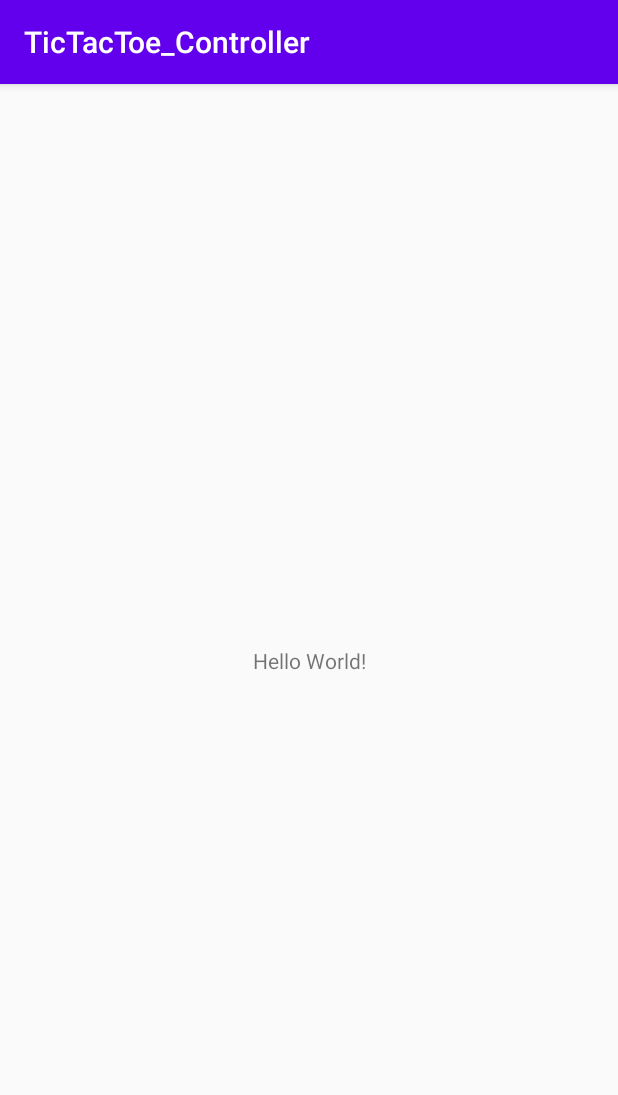
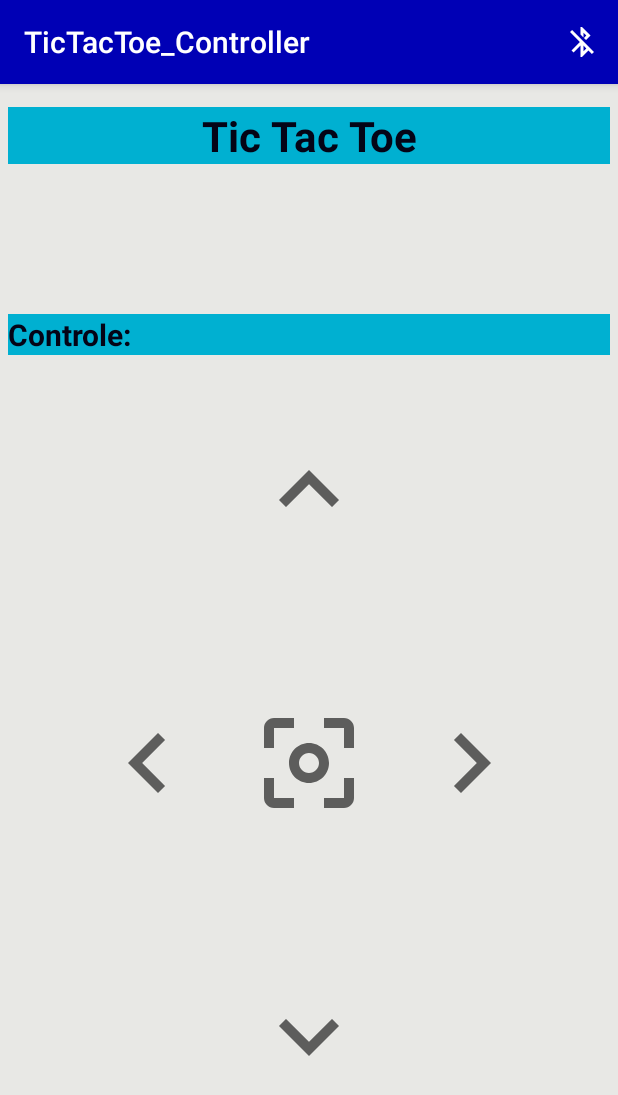
Before and after one commit to jp-turra/mural_interativo_ttc, an Android app: the screen it shows after launch (MainActivity), on a phone screen of 412 x 824 dp. Shown: the top 1095 px of the screen. Run offline under Robolectric (Android 15) with nearby library versions, the phone set to English and light mode, and no system bars.

Commit message:
layout controle

```diff
--- a/Android/app/src/main/java/com/novacasa/tictactoe_controller/MainActivity.java
+++ b/Android/app/src/main/java/com/novacasa/tictactoe_controller/MainActivity.java
@@ -1,14 +1,46 @@
 package com.novacasa.tictactoe_controller;
 
+import androidx.annotation.NonNull;
 import androidx.appcompat.app.AppCompatActivity;
 
 import android.os.Bundle;
+import android.view.Menu;
+import android.view.MenuInflater;
+import android.view.MenuItem;
+import android.widget.ImageView;
+import android.widget.Toast;
+
+import java.util.zip.Inflater;
 
 public class MainActivity extends AppCompatActivity {
+    ImageView buttonUp, buttonDown, buttonRight, buttonLeft, buttonAction;
+
+    @Override
+    public boolean onCreateOptionsMenu(Menu menu) {
+        MenuInflater inflater = getMenuInflater();
+        inflater.inflate(R.menu.menu_inicial, menu);
+        return true;
+    }
+
+    @Override
+    public boolean onOptionsItemSelected(@NonNull MenuItem item) {
+        if (item.getItemId() == R.id.menuItemBluetoothConnect){
+            Toast.makeText(this, "Opção bluetooth em dev.", Toast.LENGTH_SHORT).show();
+        }
+        return super.onOptionsItemSelected(item);
+    }
 
     @Override
     protected void onCreate(Bundle savedInstanceState) {
         super.onCreate(savedInstanceState);
         setContentView(R.layout.activity_main);
+
+        buttonAction  = findViewById(R.id.buttonAction);
+        buttonDown  = findViewById(R.id.buttonDown);
+        buttonLeft  = findViewById(R.id.buttonLeft);
+        buttonRight  = findViewById(R.id.buttonRight);
+        buttonUp  = findViewById(R.id.buttonUp);
+
+
     }
 }
--- /dev/null
+++ b/Android/app/src/main/res/drawable/ic_baseline_arrow_right_alt_24.xml
@@ -0,0 +1,10 @@
+<vector xmlns:android="http://schemas.android.com/apk/res/android"
+    android:width="24dp"
+    android:height="24dp"
+    android:viewportWidth="24"
+    android:viewportHeight="24"
+    android:tint="?attr/colorControlNormal">
+  <path
+      android:fillColor="@android:color/white"
+      android:pathData="M16.01,11H4v2h12.01v3L20,12l-3.99,-4z"/>
+</vector>
--- /dev/null
+++ b/Android/app/src/main/res/drawable/ic_baseline_bluetooth_24.xml
@@ -0,0 +1,10 @@
+<vector xmlns:android="http://schemas.android.com/apk/res/android"
+    android:width="24dp"
+    android:height="24dp"
+    android:viewportWidth="24"
+    android:viewportHeight="24"
+    android:tint="?attr/colorControlNormal">
+  <path
+      android:fillColor="@android:color/white"
+      android:pathData="M17.71,7.71L12,2h-1v7.59L6.41,5 5,6.41 10.59,12 5,17.59 6.41,19 11,14.41L11,22h1l5.71,-5.71 -4.3,-4.29 4.3,-4.29zM13,5.83l1.88,1.88L13,9.59L13,5.83zM14.88,16.29L13,18.17v-3.76l1.88,1.88z"/>
+</vector>
--- /dev/null
+++ b/Android/app/src/main/res/drawable/ic_baseline_bluetooth_connected_24.xml
@@ -0,0 +1,10 @@
+<vector xmlns:android="http://schemas.android.com/apk/res/android"
+    android:width="24dp"
+    android:height="24dp"
+    android:viewportWidth="24"
+    android:viewportHeight="24"
+    android:tint="?attr/colorControlNormal">
+  <path
+      android:fillColor="@android:color/white"
+      android:pathData="M7,12l-2,-2 -2,2 2,2 2,-2zM17.71,7.71L12,2h-1v7.59L6.41,5 5,6.41 10.59,12 5,17.59 6.41,19 11,14.41L11,22h1l5.71,-5.71 -4.3,-4.29 4.3,-4.29zM13,5.83l1.88,1.88L13,9.59L13,5.83zM14.88,16.29L13,18.17v-3.76l1.88,1.88zM19,10l-2,2 2,2 2,-2 -2,-2z"/>
+</vector>
--- /dev/null
+++ b/Android/app/src/main/res/drawable/ic_baseline_bluetooth_disabled_24.xml
@@ -0,0 +1,10 @@
+<vector xmlns:android="http://schemas.android.com/apk/res/android"
+    android:width="24dp"
+    android:height="24dp"
+    android:viewportWidth="24"
+    android:viewportHeight="24"
+    android:tint="?attr/colorControlNormal">
+  <path
+      android:fillColor="@android:color/white"
+      android:pathData="M13,5.83l1.88,1.88 -1.6,1.6 1.41,1.41 3.02,-3.02L12,2h-1v5.03l2,2v-3.2zM5.41,4L4,5.41 10.59,12 5,17.59 6.41,19 11,14.41V22h1l4.29,-4.29 2.3,2.29L20,18.59 5.41,4zM13,18.17v-3.76l1.88,1.88L13,18.17z"/>
+</vector>
--- /dev/null
+++ b/Android/app/src/main/res/drawable/ic_baseline_bluetooth_searching_24.xml
@@ -0,0 +1,10 @@
+<vector xmlns:android="http://schemas.android.com/apk/res/android"
+    android:width="24dp"
+    android:height="24dp"
+    android:viewportWidth="24"
+    android:viewportHeight="24"
+    android:tint="?attr/colorControlNormal">
+  <path
+      android:fillColor="@android:color/white"
+      android:pathData="M14.24,12.01l2.32,2.32c0.28,-0.72 0.44,-1.51 0.44,-2.33 0,-0.82 -0.16,-1.59 -0.43,-2.31l-2.33,2.32zM19.53,6.71l-1.26,1.26c0.63,1.21 0.98,2.57 0.98,4.02s-0.36,2.82 -0.98,4.02l1.2,1.2c0.97,-1.54 1.54,-3.36 1.54,-5.31 -0.01,-1.89 -0.55,-3.67 -1.48,-5.19zM15.71,7.71L10,2L9,2v7.59L4.41,5 3,6.41 8.59,12 3,17.59 4.41,19 9,14.41L9,22h1l5.71,-5.71 -4.3,-4.29 4.3,-4.29zM11,5.83l1.88,1.88L11,9.59L11,5.83zM12.88,16.29L11,18.17v-3.76l1.88,1.88z"/>
+</vector>
--- /dev/null
+++ b/Android/app/src/main/res/drawable/ic_baseline_center_focus_weak_24.xml
@@ -0,0 +1,5 @@
+<vector android:height="80dp" android:tint="?attr/colorControlNormal"
+    android:viewportHeight="24" android:viewportWidth="24"
+    android:width="80dp" xmlns:android="http://schemas.android.com/apk/res/android">
+    <path android:fillColor="@android:color/white" android:pathData="M5,15L3,15v4c0,1.1 0.9,2 2,2h4v-2L5,19v-4zM5,5h4L9,3L5,3c-1.1,0 -2,0.9 -2,2v4h2L5,5zM19,3h-4v2h4v4h2L21,5c0,-1.1 -0.9,-2 -2,-2zM19,19h-4v2h4c1.1,0 2,-0.9 2,-2v-4h-2v4zM12,8c-2.21,0 -4,1.79 -4,4s1.79,4 4,4 4,-1.79 4,-4 -1.79,-4 -4,-4zM12,14c-1.1,0 -2,-0.9 -2,-2s0.9,-2 2,-2 2,0.9 2,2 -0.9,2 -2,2z"/>
+</vector>
--- /dev/null
+++ b/Android/app/src/main/res/drawable/ic_baseline_keyboard_arrow_right_24.xml
@@ -0,0 +1,10 @@
+<vector xmlns:android="http://schemas.android.com/apk/res/android"
+    android:width="24dp"
+    android:height="24dp"
+    android:viewportWidth="24"
+    android:viewportHeight="24"
+    android:tint="?attr/colorControlNormal">
+  <path
+      android:fillColor="@android:color/white"
+      android:pathData="M8.59,16.59L13.17,12 8.59,7.41 10,6l6,6 -6,6 -1.41,-1.41z"/>
+</vector>
--- a/Android/app/src/main/res/layout/activity_main.xml
+++ b/Android/app/src/main/res/layout/activity_main.xml
@@ -4,15 +4,91 @@
     xmlns:tools="http://schemas.android.com/tools"
     android:layout_width="match_parent"
     android:layout_height="match_parent"
+    android:padding="5dp"
     tools:context=".MainActivity">
 
+    <ImageView
+        android:id="@+id/buttonUp"
+        android:layout_width="80dp"
+        android:layout_height="80dp"
+        android:layout_marginTop="50dp"
+        android:rotation="-90"
+        app:layout_constraintEnd_toEndOf="parent"
+        app:layout_constraintHorizontal_bias="0.5"
+        app:layout_constraintStart_toStartOf="parent"
+        app:layout_constraintTop_toBottomOf="@+id/textView2"
+        app:srcCompat="@drawable/ic_baseline_keyboard_arrow_right_24" />
+
+    <ImageView
+        android:id="@+id/buttonDown"
+        android:layout_width="80dp"
+        android:layout_height="80dp"
+        android:layout_marginBottom="40dp"
+        android:rotation="90"
+        app:layout_constraintBottom_toBottomOf="parent"
+        app:layout_constraintEnd_toEndOf="@+id/buttonUp"
+        app:layout_constraintStart_toStartOf="@+id/buttonUp"
+        app:layout_constraintTop_toBottomOf="@+id/buttonUp"
+        app:layout_constraintVertical_bias="0.855"
+        app:srcCompat="@drawable/ic_baseline_keyboard_arrow_right_24" />
+
     <TextView
+        android:id="@+id/textView"
+        android:layout_width="match_parent"
+        android:layout_height="wrap_content"
+        android:layout_marginTop="10dp"
+        android:background="@color/colorAccent"
+        android:gravity="center"
+        android:text="Tic Tac Toe"
+        android:textSize="28sp"
+        android:textStyle="bold"
+        app:layout_constraintEnd_toEndOf="parent"
+        app:layout_constraintHorizontal_bias="0.5"
+        app:layout_constraintStart_toStartOf="parent"
+        app:layout_constraintTop_toTopOf="parent" />
+
+    <TextView
+        android:id="@+id/textView2"
+        android:layout_width="match_parent"
+        android:layout_height="wrap_content"
+        android:layout_marginTop="100dp"
+        android:background="@color/colorAccent"
+        android:text="Controle: "
+        android:textSize="20sp"
+        android:textStyle="bold"
+        app:layout_constraintStart_toStartOf="parent"
+        app:layout_constraintTop_toBottomOf="@+id/textView" />
+
+    <ImageView
+        android:id="@+id/buttonRight"
+        android:layout_width="80dp"
+        android:layout_height="80dp"
+        android:layout_marginEnd="25dp"
+        app:layout_constraintBottom_toTopOf="@+id/buttonDown"
+        app:layout_constraintEnd_toEndOf="parent"
+        app:layout_constraintStart_toEndOf="@+id/buttonUp"
+        app:layout_constraintTop_toBottomOf="@+id/buttonUp"
+        app:srcCompat="@drawable/ic_baseline_keyboard_arrow_right_24" />
+
+    <ImageView
+        android:id="@+id/buttonLeft"
+        android:layout_width="80dp"
+        android:layout_height="80dp"
+        android:layout_marginStart="25dp"
+        android:rotation="180"
+        app:layout_constraintBottom_toBottomOf="@+id/buttonRight"
+        app:layout_constraintEnd_toStartOf="@+id/buttonUp"
+        app:layout_constraintStart_toStartOf="parent"
+        app:layout_constraintTop_toTopOf="@+id/buttonRight"
+        app:srcCompat="@drawable/ic_baseline_keyboard_arrow_right_24" />
+
+    <ImageView
+        android:id="@+id/buttonAction"
         android:layout_width="wrap_content"
         android:layout_height="wrap_content"
-        android:text="Hello World!"
-        app:layout_constraintBottom_toBottomOf="parent"
-        app:layout_constraintLeft_toLeftOf="parent"
-        app:layout_constraintRight_toRightOf="parent"
-        app:layout_constraintTop_toTopOf="parent" />
-
+        app:layout_constraintBottom_toBottomOf="@+id/buttonLeft"
+        app:layout_constraintEnd_toEndOf="@+id/buttonUp"
+        app:layout_constraintStart_toStartOf="@+id/buttonDown"
+        app:layout_constraintTop_toTopOf="@+id/buttonRight"
+        app:srcCompat="@drawable/ic_baseline_center_focus_weak_24" />
 </androidx.constraintlayout.widget.ConstraintLayout>
--- /dev/null
+++ b/Android/app/src/main/res/menu-v26/menu_inicial.xml
@@ -0,0 +1,11 @@
+<?xml version="1.0" encoding="utf-8"?>
+<menu xmlns:app="http://schemas.android.com/apk/res-auto"
+    xmlns:android="http://schemas.android.com/apk/res/android">
+
+    <item
+        android:id="@+id/menuItemBluetoothConnect"
+        android:title="Conectar Bluetooth"
+        android:icon="@drawable/ic_baseline_bluetooth_disabled_24"
+        android:iconTint="@color/colorAccent"
+        app:showAsAction="ifRoom"/>
+</menu>
--- /dev/null
+++ b/Android/app/src/main/res/menu/menu_inicial.xml
@@ -0,0 +1,11 @@
+<?xml version="1.0" encoding="utf-8"?>
+<menu xmlns:app="http://schemas.android.com/apk/res-auto"
+    xmlns:android="http://schemas.android.com/apk/res/android">
+
+    <item
+        android:id="@+id/menuItemBluetoothConnect"
+        android:title="Conectar Bluetooth"
+        android:icon="@drawable/ic_baseline_bluetooth_disabled_24"
+        android:iconTint="@color/colorAccent"
+        app:showAsAction="ifRoom"/>
+</menu>
--- a/Android/app/src/main/res/values/colors.xml
+++ b/Android/app/src/main/res/values/colors.xml
@@ -1,6 +1,8 @@
 <?xml version="1.0" encoding="utf-8"?>
 <resources>
-    <color name="colorPrimary">#6200EE</color>
-    <color name="colorPrimaryDark">#3700B3</color>
-    <color name="colorAccent">#03DAC5</color>
+    <color name="colorPrimary">#0000b5</color>
+    <color name="colorPrimaryDark">#00007c</color>
+    <color name="colorAccent">#00b0d1</color>
+    <color name="colorBackground">#e8e8e5</color>
+    <color name="textColor">#040416</color>
 </resources>
--- a/Android/app/src/main/res/values/styles.xml
+++ b/Android/app/src/main/res/values/styles.xml
@@ -5,6 +5,9 @@
         <item name="colorPrimary">@color/colorPrimary</item>
         <item name="colorPrimaryDark">@color/colorPrimaryDark</item>
         <item name="colorAccent">@color/colorAccent</item>
+        <item name="android:colorBackground">@color/colorBackground</item>
+        <item name="android:textColor">@color/textColor</item>
+
     </style>
 
 </resources>
```
